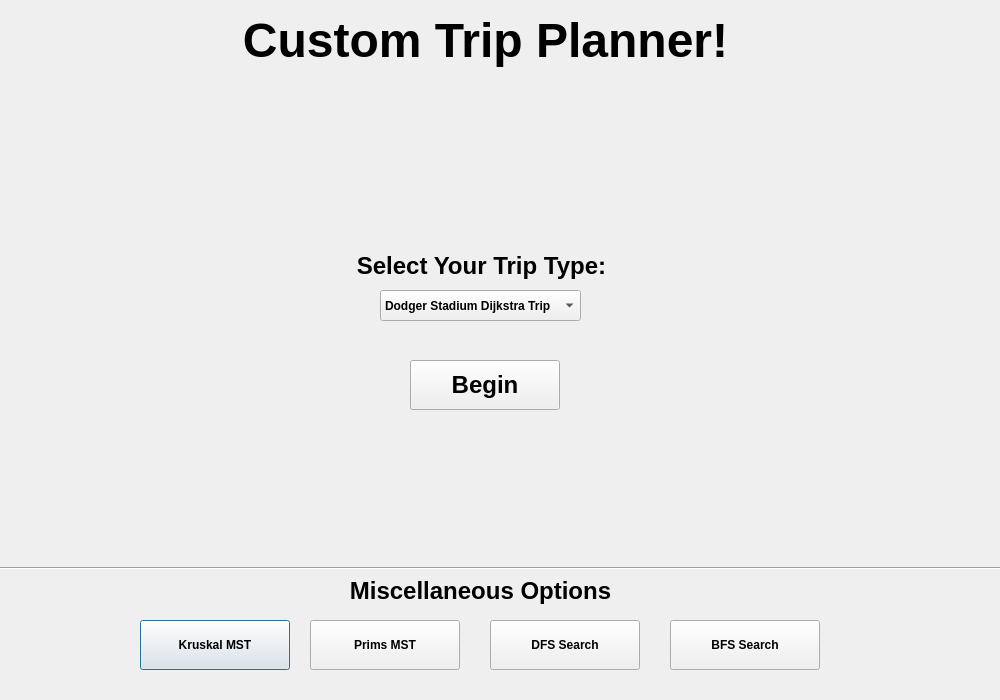
Old version of the form planningtourpage.ui in the repository nokk3n-dev/CS1D-Project-2-Baseball.
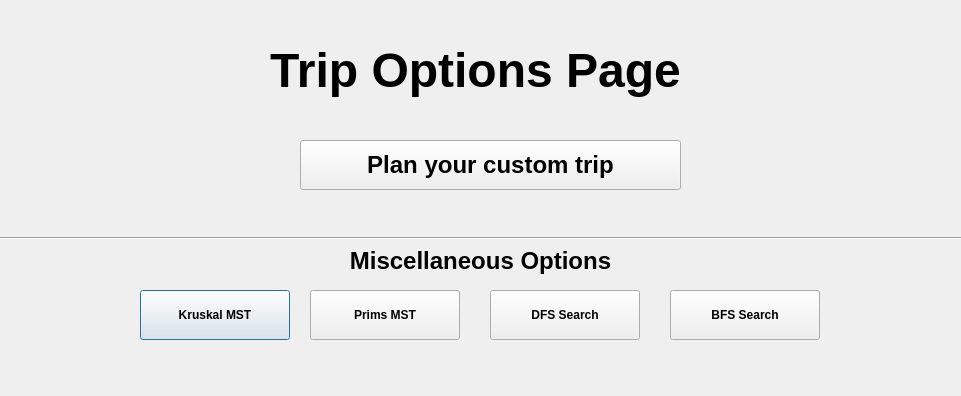
New version of the form.

Diff of the .ui file:
```diff
--- a/planningtourpage.ui
+++ b/planningtourpage.ui
@@ -6,8 +6,8 @@
    <rect>
     <x>0</x>
     <y>0</y>
-    <width>1000</width>
-    <height>700</height>
+    <width>961</width>
+    <height>396</height>
    </rect>
   </property>
   <property name="windowTitle">
@@ -17,7 +17,7 @@
    <property name="geometry">
     <rect>
      <x>140</x>
-     <y>620</y>
+     <y>290</y>
      <width>150</width>
      <height>50</height>
     </rect>
@@ -35,7 +35,7 @@
    <property name="geometry">
     <rect>
      <x>310</x>
-     <y>620</y>
+     <y>290</y>
      <width>150</width>
      <height>50</height>
     </rect>
@@ -52,9 +52,9 @@
   <widget class="QPushButton" name="Trip_Button">
    <property name="geometry">
     <rect>
-     <x>410</x>
-     <y>360</y>
-     <width>150</width>
+     <x>300</x>
+     <y>140</y>
+     <width>381</width>
      <height>50</height>
     </rect>
    </property>
@@ -65,14 +65,14 @@
     </font>
    </property>
    <property name="text">
-    <string>Begin</string>
+    <string>Plan your custom trip</string>
    </property>
   </widget>
   <widget class="Line" name="line">
    <property name="geometry">
     <rect>
      <x>0</x>
-     <y>560</y>
+     <y>230</y>
      <width>1001</width>
      <height>16</height>
     </rect>
@@ -85,7 +85,7 @@
    <property name="geometry">
     <rect>
      <x>310</x>
-     <y>570</y>
+     <y>240</y>
      <width>341</width>
      <height>41</height>
     </rect>
@@ -107,7 +107,7 @@
    <property name="geometry">
     <rect>
      <x>490</x>
-     <y>620</y>
+     <y>290</y>
      <width>150</width>
      <height>50</height>
     </rect>
@@ -125,7 +125,7 @@
    <property name="geometry">
     <rect>
      <x>670</x>
-     <y>620</y>
+     <y>290</y>
      <width>150</width>
      <height>50</height>
     </rect>
@@ -139,33 +139,11 @@
     <string>BFS Search</string>
    </property>
   </widget>
-  <widget class="QLabel" name="SelectTripLabel">
-   <property name="geometry">
-    <rect>
-     <x>286</x>
-     <y>240</y>
-     <width>391</width>
-     <height>51</height>
-    </rect>
-   </property>
-   <property name="font">
-    <font>
-     <pointsize>18</pointsize>
-     <bold>true</bold>
-    </font>
-   </property>
-   <property name="text">
-    <string>Select Your Trip Type:</string>
-   </property>
-   <property name="alignment">
-    <set>Qt::AlignCenter</set>
-   </property>
-  </widget>
   <widget class="QLabel" name="Title">
    <property name="geometry">
     <rect>
-     <x>240</x>
-     <y>10</y>
+     <x>230</x>
+     <y>40</y>
      <width>491</width>
      <height>61</height>
     </rect>
@@ -177,47 +155,12 @@
     </font>
    </property>
    <property name="text">
-    <string>Custom Trip Planner!</string>
+    <string>Trip Options Page</string>
    </property>
    <property name="alignment">
     <set>Qt::AlignCenter</set>
    </property>
   </widget>
-  <widget class="QComboBox" name="Trip_Selection">
-   <property name="geometry">
-    <rect>
-     <x>380</x>
-     <y>290</y>
-     <width>201</width>
-     <height>31</height>
-    </rect>
-   </property>
-   <property name="font">
-    <font>
-     <bold>true</bold>
-    </font>
-   </property>
-   <item>
-    <property name="text">
-     <string>Dodger Stadium Dijkstra Trip</string>
-    </property>
-   </item>
-   <item>
-    <property name="text">
-     <string>Custom Trip</string>
-    </property>
-   </item>
-   <item>
-    <property name="text">
-     <string>Miami Marlins Circuit Trip</string>
-    </property>
-   </item>
-   <item>
-    <property name="text">
-     <string>Efficient Trip</string>
-    </property>
-   </item>
-  </widget>
  </widget>
  <resources/>
  <connections/>
```
